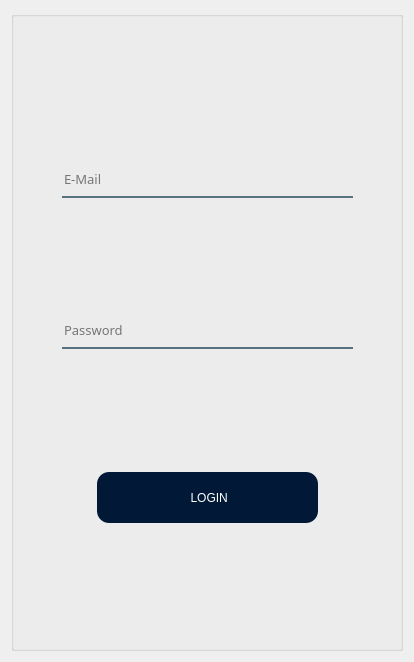
Abdel-RahmanSaied/treeAdvertising, file forms/login_view.ui: the form before one commit.
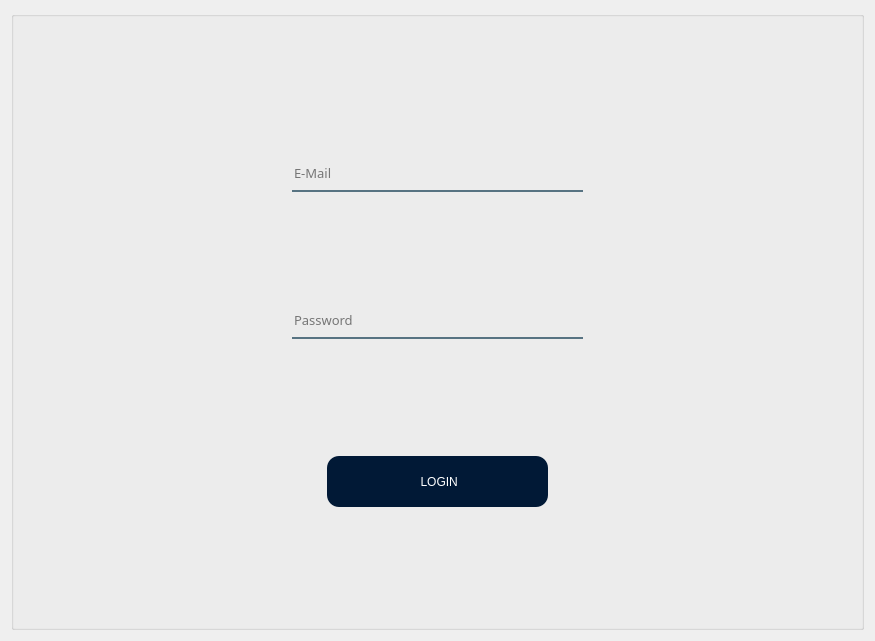
The form after the commit. Icons and pictures are not drawn.

Commit message: some edit in ui and add notes view

Diff of the .ui file:
```diff
--- a/forms/login_view.ui
+++ b/forms/login_view.ui
@@ -6,8 +6,8 @@
    <rect>
     <x>0</x>
     <y>0</y>
-    <width>414</width>
-    <height>662</height>
+    <width>875</width>
+    <height>641</height>
    </rect>
   </property>
   <property name="windowTitle">
@@ -52,8 +52,8 @@
          <widget class="QLabel" name="label">
           <property name="maximumSize">
            <size>
-            <width>121</width>
-            <height>121</height>
+            <width>200</width>
+            <height>200</height>
            </size>
           </property>
           <property name="text">
```
The commit also changes 9 other files.
